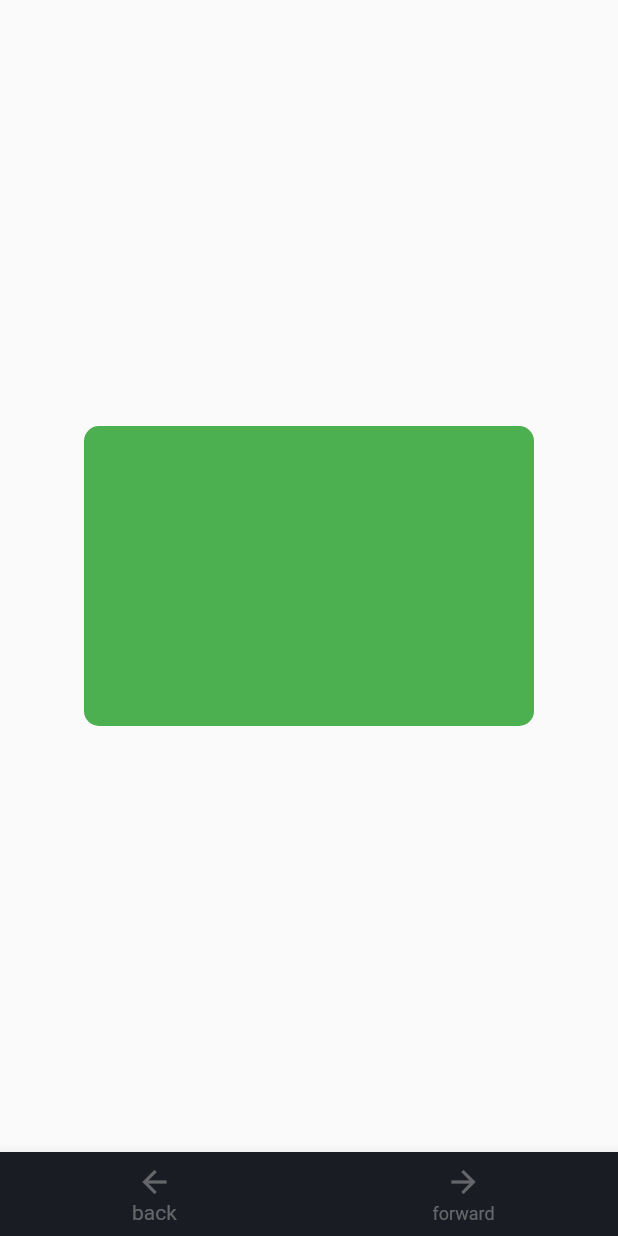
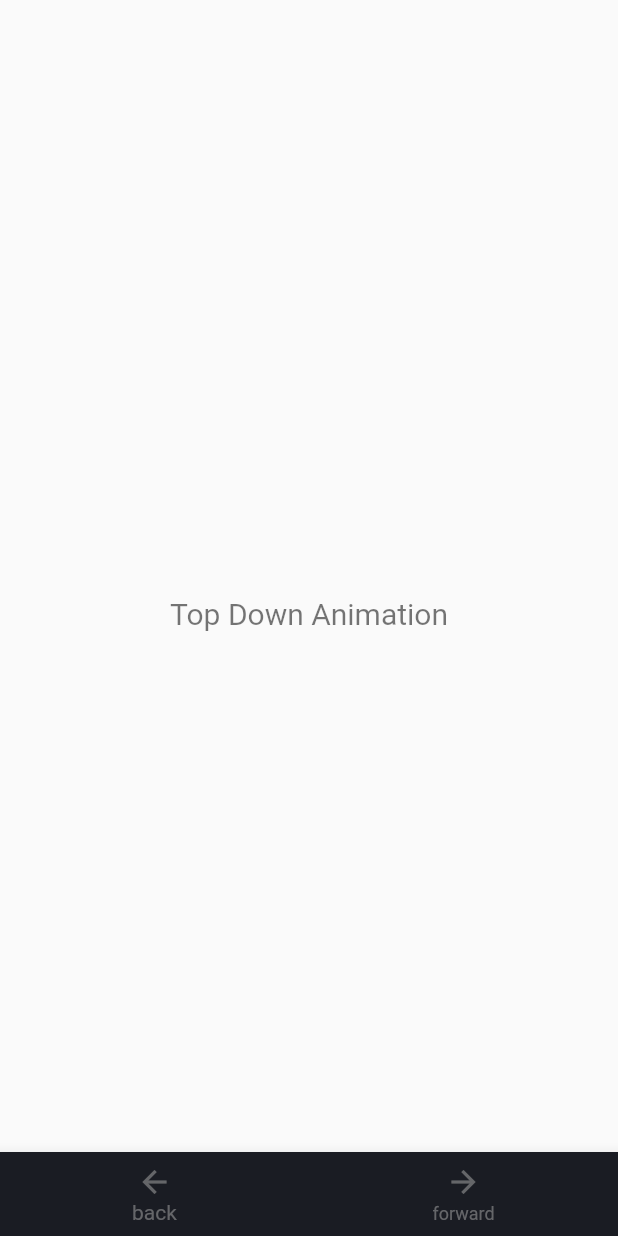
Before and after one commit to rajchunara/flutter_animation_course, a Flutter app: the screen it shows after launch, on a phone screen of 412 x 824 dp. Run offline on Flutter 3.47's test engine with Material 2 defaults, Android fonts, the phone set to English and light mode, and no system bars.

Commit message:
tween opacity and  padding animation

```diff
--- a/lib/animation_screens/tween_animation_builder.dart
+++ b/lib/animation_screens/tween_animation_builder.dart
@@ -1,4 +1,5 @@
 import 'package:flutter/material.dart';
+import 'package:flutter_animation_course/animation_screens/implicit_animation.dart';
 
 /* Tween Animation is mainly used
 were animation is triggered when widget is loaded
@@ -30,3 +31,30 @@ class _TweenAnimeState extends State<TweenAnime> {
         });
   }
 }
+
+class TweenOpacityPadding extends StatelessWidget {
+  TweenOpacityPadding({Key? key}) : super(key: key);
+
+  var duration = Duration(milliseconds: 350);
+
+  @override
+  Widget build(BuildContext context) {
+    return TweenAnimationBuilder(
+        curve: Curves.easeIn,
+        child: Text(
+          'Top Down Animation',
+          style: TextStyle(fontSize: 20, color: Colors.black54),
+        ),
+        tween: Tween<double>(begin: 0, end: 1),
+        duration: duration,
+        builder: (_, double val, Widget? child) {
+          return Opacity(
+            opacity: val,
+            child: Padding(
+              padding: EdgeInsets.only(top: val * 50),
+              child: child,
+            ),
+          );
+        });
+  }
+}
--- a/lib/main.dart
+++ b/lib/main.dart
@@ -66,6 +66,11 @@
                 child: TweenAnime(),
               ),
             ),
+            Scaffold(
+              body: Center(
+                child: TweenOpacityPadding(),
+              ),
+            ),
           ].reversed.toList(),
         ),
         bottomNavigationBar: BottomNavigationBar(
```
